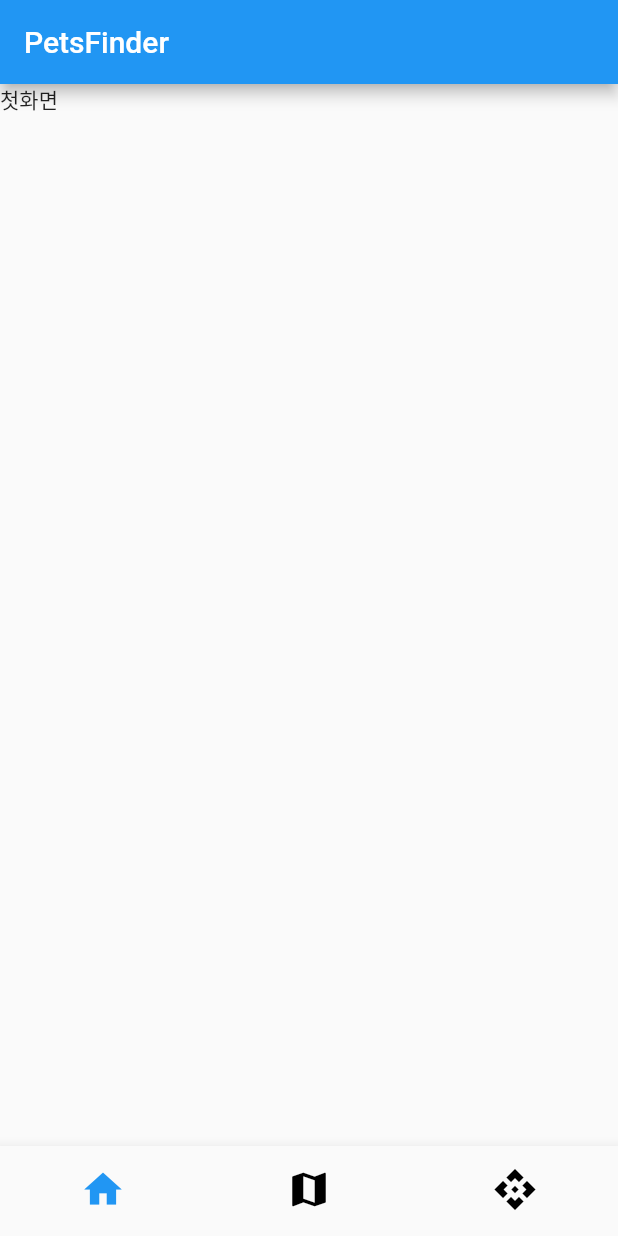
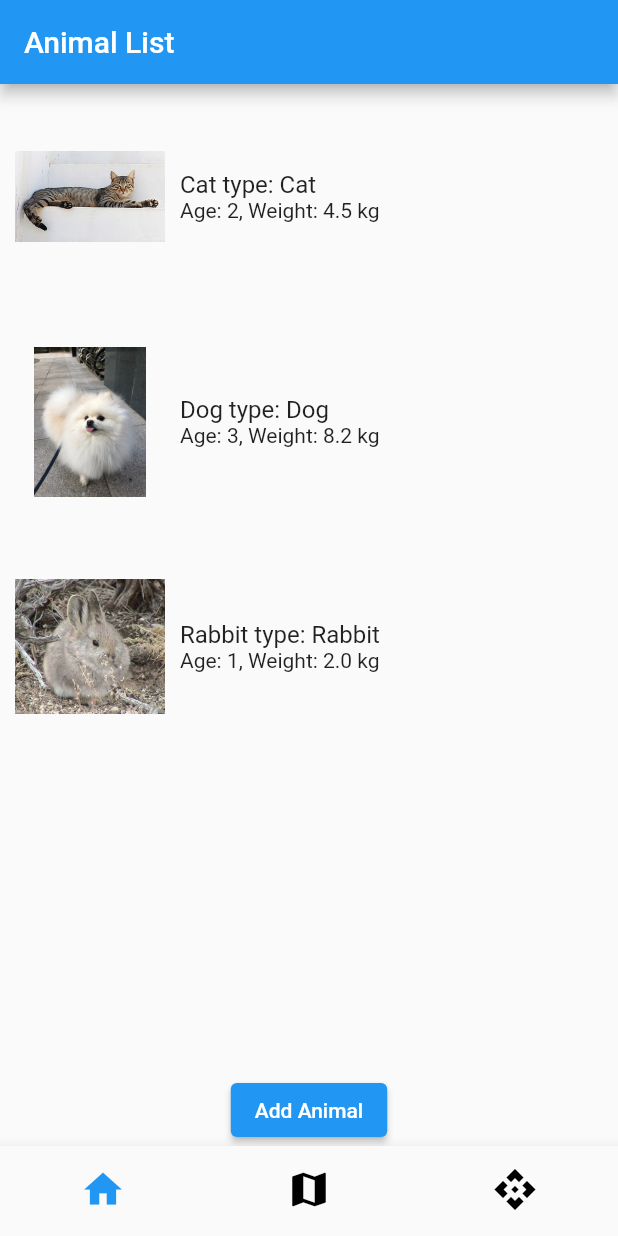
Before and after one commit to Busan-8th-ICT-Hackathon-merge/PetsFinder_Frontend, a Flutter app: the screen it shows after launch, on a phone screen of 412 x 824 dp. Run offline on Flutter 3.47's test engine with Material 2 defaults, Android fonts, the phone set to English and light mode, and no system bars; our stand-ins replace image_picker.

Commit message:
plus animal image

```diff
--- /dev/null
+++ b/ict/lib/view/Animal.dart
@@ -0,0 +1,13 @@
+class Animal {
+  final String name;
+  final int age;
+  final double weight;
+  final String imageUrl;
+  final String type;
+  Animal(
+      {required this.name,
+      required this.age,
+      required this.weight,
+      required this.imageUrl,
+      required this.type});
+}
--- a/ict/lib/view/Landing.dart
+++ b/ict/lib/view/Landing.dart
@@ -1,4 +1,6 @@
 import 'package:flutter/material.dart';
+import 'add_animal_screen.dart'; // Import the AddAnimalScreen
+import 'animal.dart';
 
 class Landing extends StatefulWidget {
   const Landing({super.key});
@@ -8,14 +10,91 @@ class Landing extends StatefulWidget {
 }
 
 class LandingState extends State<Landing> {
+  List<Animal> animals = [
+    Animal(
+        name: "Cat",
+        type: "Cat",
+        age: 2,
+        weight: 4.5,
+        imageUrl: "assets/cat_image_url.jpg"),
+    Animal(
+        name: "Dog",
+        type: "Dog",
+        age: 3,
+        weight: 8.2,
+        imageUrl: "assets/dog1.jpg"),
+    Animal(
+        name: "Rabbit",
+        type: "Rabbit",
+        age: 1,
+        weight: 2.0,
+        imageUrl: "assets/rabbit_image_url.jpg"),
+    // Add more animals as needed
+  ];
+
+  void addAnimal() async {
+    Animal? newAnimal = await Navigator.push(
+      context,
+      MaterialPageRoute(builder: (context) => AddAnimalScreen()),
+    );
+
+    if (newAnimal != null) {
+      setState(() {
+        animals.add(newAnimal);
+      });
+    }
+  }
+
   @override
   Widget build(BuildContext context) {
-    return MaterialApp(
-      home: Scaffold(
-        appBar: AppBar(
-          title: const Text('PetsFinder'),
-        ),
-        body: const Text("첫화면"),
+    return Scaffold(
+      appBar: AppBar(
+        title: Text('Animal List'),
+      ),
+      body: Column(
+        children: [
+          Expanded(
+            child: ListView.builder(
+              itemCount: animals.length,
+              itemBuilder: (context, index) {
+                return Container(
+                  height: 150,
+                  padding: EdgeInsets.all(10),
+                  child: Row(
+                    // Use Row to arrange elements horizontally
+                    children: [
+                      Image.asset(
+                        animals[index].imageUrl,
+                        width: 100, // Set the width of the image
+                        height: 100, // Set the height of the image
+                      ),
+                      SizedBox(
+                          width: 10), // Add some spacing between image and text
+                      Column(
+                        crossAxisAlignment: CrossAxisAlignment.start,
+                        mainAxisAlignment: MainAxisAlignment.center,
+                        children: [
+                          Text(
+                            "${animals[index].name} type: ${animals[index].type}",
+                            style: TextStyle(fontSize: 16),
+                          ),
+                          Text(
+                            "Age: ${animals[index].age}, Weight: ${animals[index].weight} kg",
+                            style: TextStyle(fontSize: 14),
+                          ),
+                        ],
+                      ),
+                    ],
+                  ),
+                );
+              },
+            ),
+          ),
+          ElevatedButton(
+            onPressed: addAnimal,
+            child: Text("Add Animal"),
+          ),
+        ],
       ),
     );
   }
```
Also changed, not shown: ict/lib/view/add_animal_screen.dart (added, +125 -0 lines), ict/pubspec.yaml (+11 -0 lines), ict/assets/cat_image_url.jpg (added), ict/assets/dog1.jpg (added), ict/assets/dog2.jpg (added), ict/assets/dog_image_url.jpg (added), ict/assets/rabbit_image_url.jpg (added), 5 other files.
